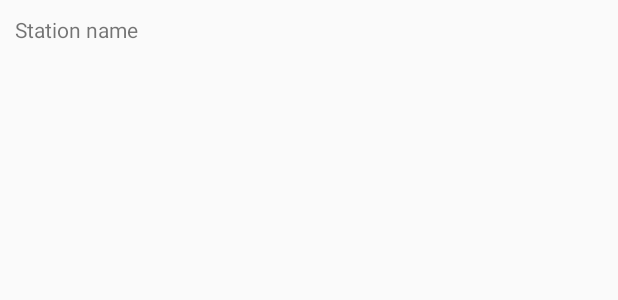
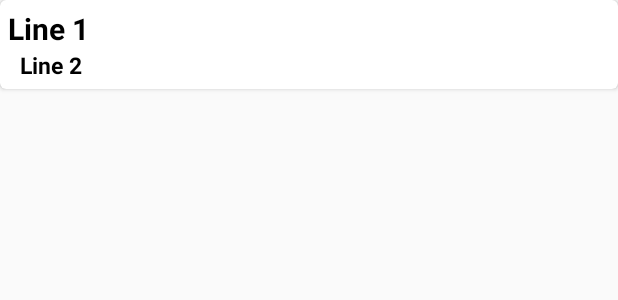
Before and after one commit to PetterHL/FuelService-Frontend, an Android app: the layout fuelstation_list_stations.xml on its own in the app's theme, with its tools: preview values and no code run, on a phone screen of 412 x 824 dp. Shown: the top 300 px of the screen. Run offline under Robolectric (Android 15) with nearby library versions, the phone set to English and light mode, and no system bars.

Commit message:
Another fix

```diff
--- a/app/src/main/java/com/Fuel/fuelservice/ApiClient.java
+++ b/app/src/main/java/com/Fuel/fuelservice/ApiClient.java
@@ -9,9 +9,8 @@ import retrofit2.converter.gson.GsonConverterFactory;
 
 public class ApiClient {
     //URL AT SCHOOL
-    // private static final String BASE_URL = "http://10.22.194.55:8080/FuelService/api/";
+    private static final String BASE_URL = "http://10.52.192.208:8080/FuelService/api/";
     //URL AT HOME
-    private static final String BASE_URL = "¨<";
 
     private static ApiClient SINGLETON;
     Retrofit retrofit = null;
--- a/app/src/main/java/com/Fuel/fuelservice/FuelStationRecViewAdapter.java
+++ b/app/src/main/java/com/Fuel/fuelservice/FuelStationRecViewAdapter.java
@@ -64,7 +64,7 @@ public class FuelStationRecViewAdapter extends RecyclerView.Adapter<FuelStationR
         private ImageView imageView;
         public ViewHolder(@NonNull View StationView) {
             super(StationView);
-            StationTitle = itemView.findViewById(R.id.txtName);
+            StationTitle = itemView.findViewById(R.id.headerText);
         }
     }
 
--- a/app/src/main/java/com/Fuel/fuelservice/ui/home/FuelStationFragment.java
+++ b/app/src/main/java/com/Fuel/fuelservice/ui/home/FuelStationFragment.java
@@ -36,7 +36,7 @@ public class FuelStationFragment extends Fragment {
     public View onCreateView(@NonNull LayoutInflater inflater, @Nullable ViewGroup container, @Nullable Bundle savedInstanceState) {
         View view = inflater.inflate(R.layout.fragment_fuelstations, container, false);
 
-        itemRecyclerView = view.findViewById(R.id.stationsRecView);
+        itemRecyclerView = view.findViewById(R.id.recyclerView);
 
         setItemsList();
 
--- a/app/src/main/res/layout/fuelstation_list_stations.xml
+++ b/app/src/main/res/layout/fuelstation_list_stations.xml
@@ -1,17 +1,39 @@
 <?xml version="1.0" encoding="utf-8"?>
-<RelativeLayout xmlns:android="http://schemas.android.com/apk/res/android"
-    android:layout_width="wrap_content"
+<androidx.cardview.widget.CardView xmlns:android="http://schemas.android.com/apk/res/android"
+    android:layout_width="match_parent"
     android:layout_height="wrap_content"
-    android:padding="10dp"
+    xmlns:app="http://schemas.android.com/apk/res-auto"
+    app:cardCornerRadius="4dp">
+
+<RelativeLayout
+    android:layout_width="match_parent"
+    android:layout_height="match_parent"
+    android:layout_margin="5dp"
     android:id="@+id/parent">
 
 
     <TextView
         android:layout_width="wrap_content"
         android:layout_height="wrap_content"
-        android:text="Station name"
-        android:id="@+id/txtName">
+        android:text="Line 1"
+        android:textSize="20sp"
+        android:textStyle="bold"
+        android:textColor="@android:color/black"
+        android:layout_alignParentTop="true"
+        android:layout_toEndOf="@+id/imageView"
+        android:id="@+id/headerText"/>
 
-    </TextView>
+    <TextView
+        android:id="@+id/descriptionView"
+        android:layout_width="wrap_content"
+        android:layout_height="wrap_content"
+        android:layout_toEndOf="@+id/imageView"
+        android:layout_below="@+id/headerText"
+        android:text="Line 2"
+        android:layout_marginStart="8dp"
+        android:textColor="@android:color/black"
+        android:textSize="15sp"
+        android:textStyle="bold" />
 
-</RelativeLayout>
+    </RelativeLayout>
+</androidx.cardview.widget.CardView>
```
Also changed, not shown: app/src/main/res/layout/fragment_fuelstations.xml (+6 -8 lines).
